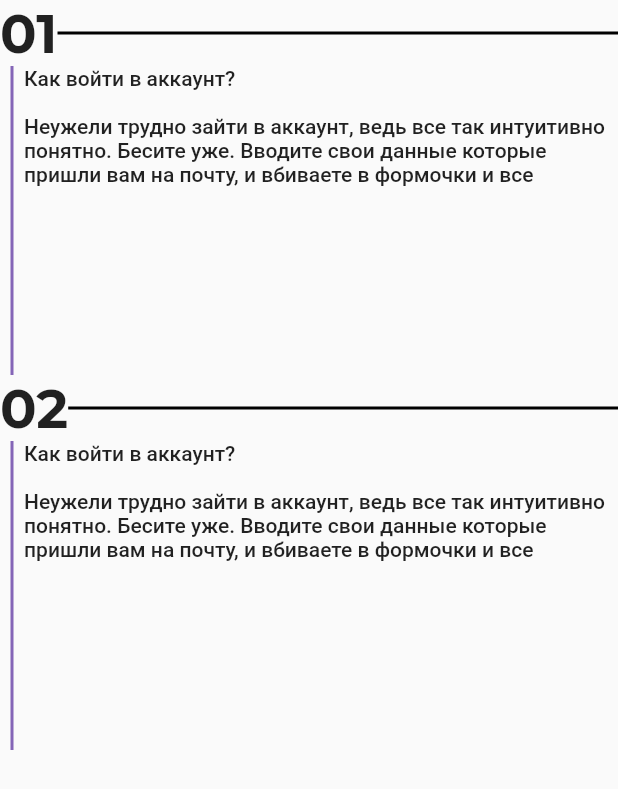
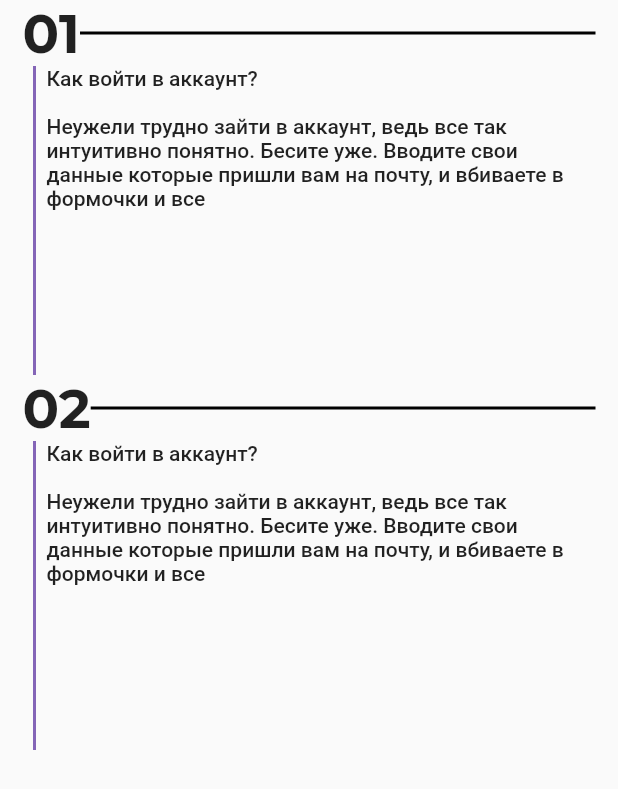
Before and after one commit to commonwealth-codeunion/KazPost-App, a Flutter app: the FirstView screen opened directly, on a phone screen of 412 x 824 dp. Shown: the top 789 px of the screen. Run offline on Flutter 3.47's test engine with Material 2 defaults, Android fonts, the phone set to English and light mode, and no system bars; our stand-ins replace bubble_tab_indicator, cached_network_image, flutter_local_notifications, flutter_svg, liquid_pull_to_refresh, shared_preferences and 1 more; missing offline and left inert: flutter_full_pdf_viewer, flutter_responsive_screen, pdf_viewer_plugin; accounts and stored records are empty; network calls fail.

Commit message:
22.01.20

```diff
--- a/KazPost Mobile/lib/app/authorization/authorization_bloc.dart
+++ b/KazPost Mobile/lib/app/authorization/authorization_bloc.dart
@@ -4,7 +4,7 @@ import 'dart:convert' show json;
 import 'package:shared_preferences/shared_preferences.dart';
 
 class DatabaseHelper {
-  QuizHelper quizHelper = QuizHelper();
+  // QuizHelper quizHelper = QuizHelper();
 
   String serverUrl = "http://188.225.9.250";
   String name = '';
@@ -35,7 +35,6 @@ class DatabaseHelper {
       _saveEmail(data["user"]["email"]);
       getAvatar();
       getFiles();
-      quizHelper.getQuiz();
 
       debugPrint('Авторизация пользователя произведена успешно');
     }
--- a/KazPost Mobile/lib/app/pages/profile/profile_page.dart
+++ b/KazPost Mobile/lib/app/pages/profile/profile_page.dart
@@ -10,7 +10,8 @@ class ProfilePage extends StatefulWidget {
   _ProfilePageState createState() => _ProfilePageState();
 }
 
-class _ProfilePageState extends State<ProfilePage> {
+class _ProfilePageState extends State<ProfilePage>
+    with SingleTickerProviderStateMixin {
   String name = '';
   String type = '';
   String avatar = '';
--- a/KazPost Mobile/lib/app/pages/settings/pages/faq_settings.dart
+++ b/KazPost Mobile/lib/app/pages/settings/pages/faq_settings.dart
@@ -50,9 +50,7 @@ class _FaqSettingsState extends State<FaqSettings>
           ],
         ),
       ),
-      body: Padding(
-        padding: const EdgeInsets.symmetric(horizontal: 15),
-        child: TabBarView(
+      body: TabBarView(
         controller: _tabController,
         children: <Widget>[
           FirstView(),
@@ -60,7 +58,6 @@ class _FaqSettingsState extends State<FaqSettings>
           Icon(Icons.equalizer),
         ],
       ),
-      ),
     );
   }
 }
--- a/KazPost Mobile/lib/app/pages/settings/pages/faq_views/first_view.dart
+++ b/KazPost Mobile/lib/app/pages/settings/pages/faq_views/first_view.dart
@@ -6,7 +6,9 @@ class FirstView extends StatelessWidget {
   @override
   Widget build(BuildContext context) {
     return Scaffold(
-      body: Column(
+      body: Padding(
+        padding: const EdgeInsets.symmetric(horizontal: 15),
+        child: Column(
           children: <Widget>[
             // 1 строка
             Flexible(
@@ -93,6 +95,7 @@ class FirstView extends StatelessWidget {
             // 3 строка
           ],
         ),
+      ),
     );
   }
 }
--- a/KazPost Mobile/pubspec.yaml
+++ b/KazPost Mobile/pubspec.yaml
@@ -39,6 +39,8 @@ dependencies:
   liquid_pull_to_refresh: ^1.1.1
   flutter_local_notifications:
   flutter_full_pdf_viewer:
+  bubble_tab_indicator: ^0.1.4
+
 
 dev_dependencies:
   flutter_test:
```
Also changed, not shown: KazPost Mobile/lib/app/pages/settings/settings_page.dart (+14 -12 lines). Lines whose indentation alone changed are shown as unchanged.
